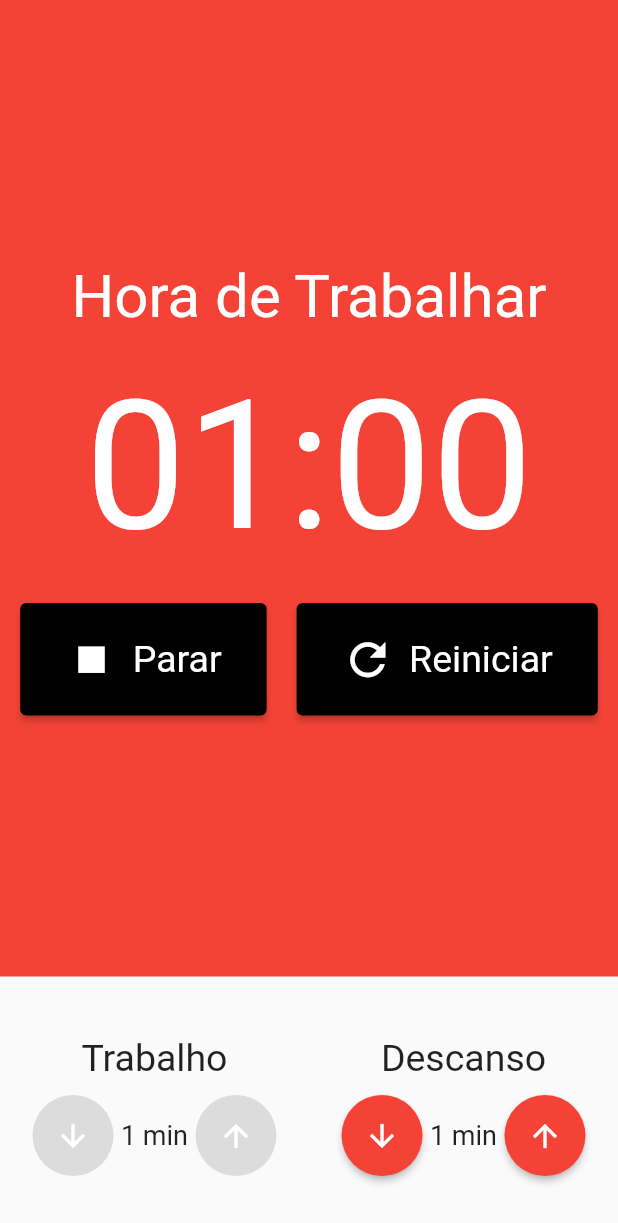
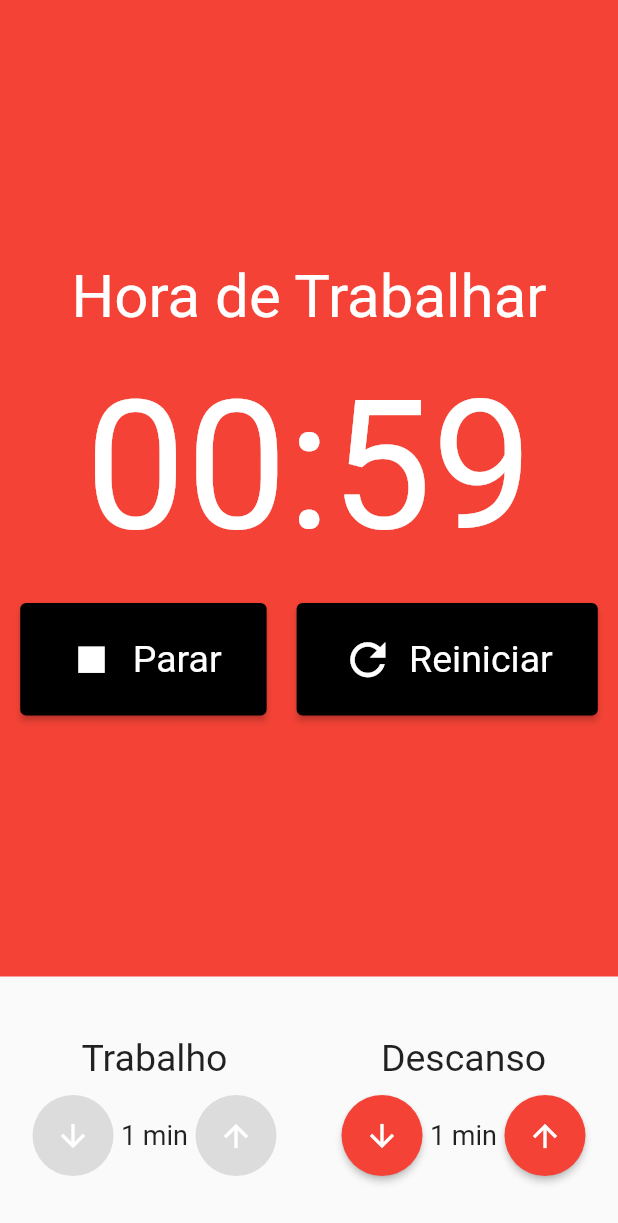
Before and after one commit to RToramaru/contador-pomodoro, a Flutter app: the screen it shows after launch, after a tap on "Iniciar", on a phone screen of 412 x 824 dp. Shown: the top 1223 px of the screen. Run offline on Flutter 3.47's test engine with Material 2 defaults, Android fonts, the phone set to English and light mode, and no system bars; our stand-ins replace flutter_mobx, mobx; generated files the repository leaves out were written again.

Commit message:
correcao no tempo

```diff
--- a/lib/store/pomodoro.store.dart
+++ b/lib/store/pomodoro.store.dart
@@ -34,7 +34,7 @@ abstract class _PomodoroStore with Store {
   @action
   void iniciar() {
     iniciado = true;
-    cronometro = Timer.periodic(const Duration(seconds: 50), (timer) {
+    cronometro = Timer.periodic(const Duration(seconds: 1), (timer) {
       if (minutos == 0 && segundos == 0) {
         _trocarTipoIntervalo();
       } else if (segundos == 0) {
```
